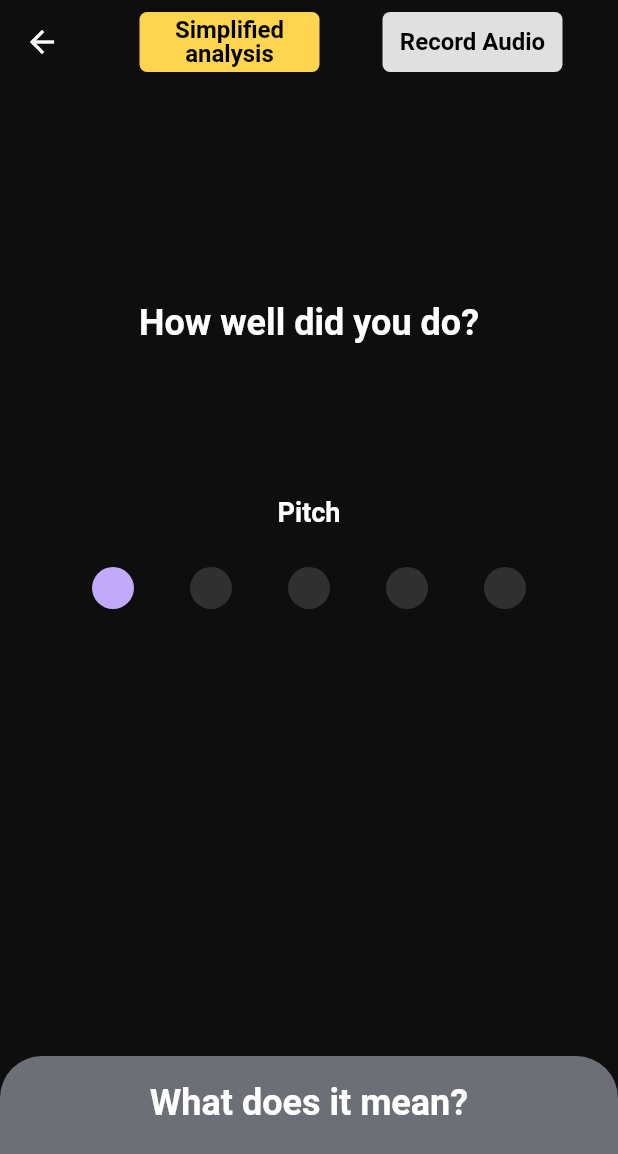
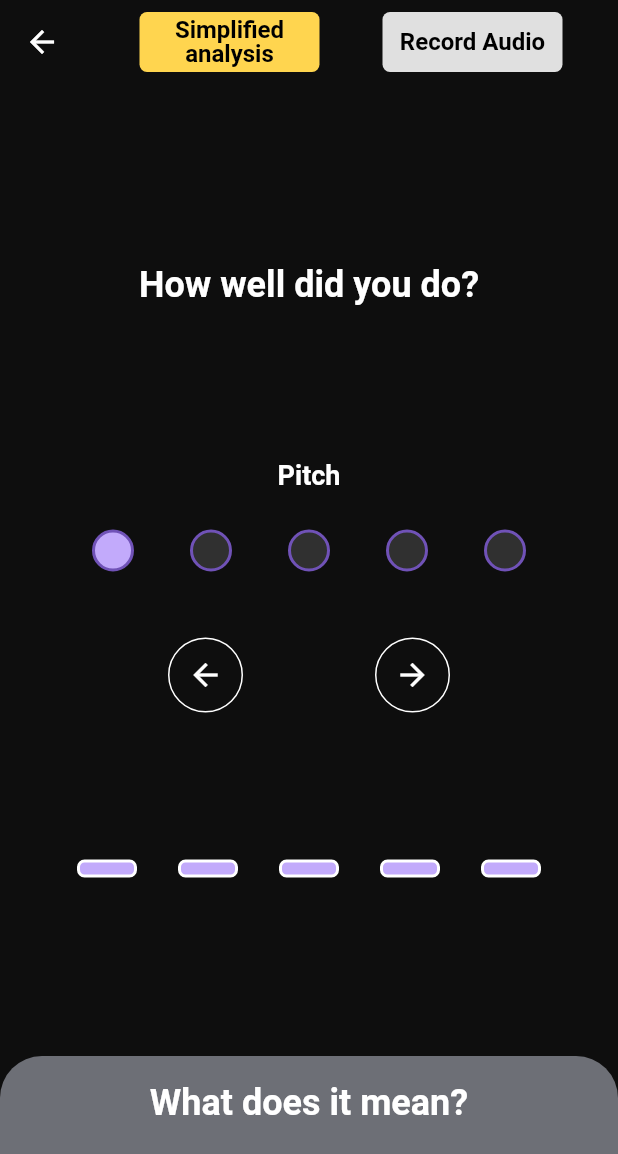
Before and after one commit to cauems04/song_improvement_app, a Flutter app: the AnalysisPage screen opened directly, on a phone screen of 412 x 824 dp. Shown: the top 1154 px of the screen. Run offline on Flutter 3.47's test engine with Material 3 defaults, Android fonts, the phone set to English and light mode, and no system bars; our stand-ins replace sqflite; accounts and stored records are empty.

Commit message:
score page visual improvement and navigation buttom

```diff
--- a/lib/ui/screens/analysis_page/analysis_page.dart
+++ b/lib/ui/screens/analysis_page/analysis_page.dart
@@ -3,6 +3,7 @@ import 'package:guitar_song_improvement/themes/spacing.dart';
 import 'package:guitar_song_improvement/ui/screens/analysis_page/content/score_type.dart';
 import 'package:guitar_song_improvement/ui/screens/analysis_page/widgets/score_bottom_sheet.dart';
 import 'package:guitar_song_improvement/ui/screens/analysis_page/widgets/score_selector.dart';
+import 'package:guitar_song_improvement/ui/screens/analysis_page/widgets/section_indicator.dart';
 
 class AnalysisPage extends StatefulWidget {
   const AnalysisPage({super.key});
@@ -15,10 +16,16 @@ class _AnalysisPageState extends State<AnalysisPage> {
   late ScoreType currentScoreType;
   late Map<ScoreType, int> scoreValues;
 
+  late bool isLastPage;
+
+  final PageController pageController = PageController();
+
   @override
   void initState() {
     currentScoreType = ScoreType.pitch;
     scoreValues = {for (ScoreType type in ScoreType.values) type: 0};
+    isLastPage = false;
+
     super.initState();
   }
 
@@ -107,11 +114,13 @@ class _AnalysisPageState extends State<AnalysisPage> {
                 style: Theme.of(context).textTheme.headlineLarge,
               ),
             ),
-            SizedBox(
-              height: 350,
+            Padding(
+              padding: const EdgeInsets.only(bottom: Spacing.xxl),
+              child: SizedBox(
+                height: 80,
                 width: 600,
                 child: PageView(
-                controller: PageController(),
+                  controller: pageController,
                   children: [
                     for (ScoreType type in ScoreType.values)
                       ScoreSelector(
@@ -122,8 +131,54 @@ class _AnalysisPageState extends State<AnalysisPage> {
                         }),
                       ),
                   ],
-                onPageChanged: (value) =>
-                    currentScoreType = ScoreType.values[value],
+                  onPageChanged: (value) {
+                    setState(() {
+                      currentScoreType = ScoreType.values[value];
+                      isLastPage = (value == ScoreType.values.length - 1)
+                          ? true
+                          : false;
+                    });
+                  },
+                ),
+              ),
+            ),
+            Row(
+              mainAxisAlignment: MainAxisAlignment.spaceEvenly,
+              crossAxisAlignment: CrossAxisAlignment.center,
+              children: [
+                _PassPageButton(
+                  Icon(Icons.arrow_back, color: Colors.white),
+                  () => pageController.previousPage(
+                    duration: Duration(milliseconds: 600),
+                    curve: Curves.ease,
+                  ),
+                ),
+                _PassPageButton(
+                  (isLastPage)
+                      ? Icon((Icons.check), color: Colors.green)
+                      : Icon((Icons.arrow_forward), color: Colors.white),
+                  () {
+                    pageController.nextPage(
+                      duration: Duration(milliseconds: 600),
+                      curve: Curves.ease,
+                    );
+                  },
+                ),
+              ],
+            ),
+            Padding(
+              padding: const EdgeInsets.only(top: 50, bottom: 120),
+              child: SizedBox(
+                height: 60,
+                width: double.infinity,
+                child: Row(
+                  mainAxisAlignment: MainAxisAlignment.spaceEvenly,
+                  crossAxisAlignment: CrossAxisAlignment.end,
+                  children: [
+                    for (ScoreType type in ScoreType.values)
+                      SectionIndicator(scoreValues[type]!),
+                  ],
+                ),
               ),
             ),
           ],
@@ -134,7 +189,7 @@ class _AnalysisPageState extends State<AnalysisPage> {
         color: Theme.of(context).colorScheme.surfaceContainerLow,
         borderRadius: BorderRadius.vertical(top: Radius.circular(40)),
         child: InkWell(
-          child: Container(
+          child: SizedBox(
             height: 120,
             width: double.infinity,
             child: Padding(
@@ -185,3 +240,29 @@ class _ConfirmButtom extends StatelessWidget {
     );
   }
 }
+
+class _PassPageButton extends StatelessWidget {
+  final Icon icon;
+  final Function() onTap;
+  const _PassPageButton(this.icon, this.onTap, {super.key});
+
+  @override
+  Widget build(BuildContext context) {
+    return Material(
+      shape: const CircleBorder(),
+      child: InkWell(
+        customBorder: const CircleBorder(),
+        child: Container(
+          height: 50,
+          width: 50,
+          decoration: BoxDecoration(
+            shape: BoxShape.circle,
+            border: Border.all(color: Colors.white),
+          ),
+          child: icon,
+        ),
+        onTap: () => onTap(),
+      ),
+    );
+  }
+}
--- a/lib/ui/screens/analysis_page/widgets/score_selector.dart
+++ b/lib/ui/screens/analysis_page/widgets/score_selector.dart
@@ -5,25 +5,43 @@ class ScoreSelector extends StatefulWidget {
   final String label;
   final int initialPosition;
   final Function(int highestScore) onTap;
-
   const ScoreSelector(
     this.label, {
     super.key,
     required this.onTap,
     this.initialPosition = 0,
   });
-
   @override
   State<ScoreSelector> createState() => ScoreSelectorState();
 }
 
 class ScoreSelectorState extends State<ScoreSelector> {
   late int selectedIndex;
+  late Color? color;
 
   @override
   void initState() {
     selectedIndex = widget.initialPosition;
     super.initState();
+  }
+
+  @override
+  void didChangeDependencies() {
+    updateColor();
+    color ??= Theme.of(context).colorScheme.onPrimary;
+    super.didChangeDependencies();
+  }
+
+  @override
+  void didUpdateWidget(covariant ScoreSelector oldWidget) {
+    updateColor();
+    super.didUpdateWidget(oldWidget);
+  }
+
+  void updateColor() {
+    color = (selectedIndex == 4)
+        ? Colors.yellow[200]
+        : Theme.of(context).colorScheme.onPrimary;
   }
 
   @override
@@ -42,9 +60,7 @@ class ScoreSelectorState extends State<ScoreSelector> {
           mainAxisAlignment: MainAxisAlignment.spaceEvenly,
           children: List.generate(5, (n) {
             bool isFilled = false;
-
             if (selectedIndex >= n) isFilled = true;
-
             return GestureDetector(
               child: AnimatedContainer(
                 duration: Duration(milliseconds: 120),
@@ -52,14 +68,17 @@ class ScoreSelectorState extends State<ScoreSelector> {
                 height: 28,
                 decoration: BoxDecoration(
                   shape: BoxShape.circle,
-                  color: (isFilled)
-                      ? Theme.of(context).colorScheme.onPrimary
-                      : Colors.grey[850],
+                  color: (isFilled) ? color : Colors.grey[850],
+                  border: BoxBorder.all(
+                    color: Theme.of(context).colorScheme.primary,
+                    width: 2,
+                  ),
                 ),
               ),
               onTap: () {
                 setState(() {
                   selectedIndex = n;
+                  color = color;
                   widget.onTap(n);
                 });
               },
--- /dev/null
+++ b/lib/ui/screens/analysis_page/widgets/section_indicator.dart
@@ -0,0 +1,22 @@
+import 'package:flutter/material.dart';
+
+class SectionIndicator extends StatelessWidget {
+  final int score;
+  const SectionIndicator(this.score, {super.key});
+
+  @override
+  Widget build(BuildContext context) {
+    return AnimatedContainer(
+      duration: Duration(milliseconds: 300),
+      height: (score + 1) * 12,
+      width: 40,
+      decoration: BoxDecoration(
+        color: (score == 4)
+            ? Colors.yellow[200]
+            : Theme.of(context).colorScheme.onPrimary,
+        border: BoxBorder.all(color: Colors.white, width: 2),
+        borderRadius: BorderRadius.circular(5),
+      ),
+    );
+  }
+}
```
Lines whose indentation alone changed are shown as unchanged.
